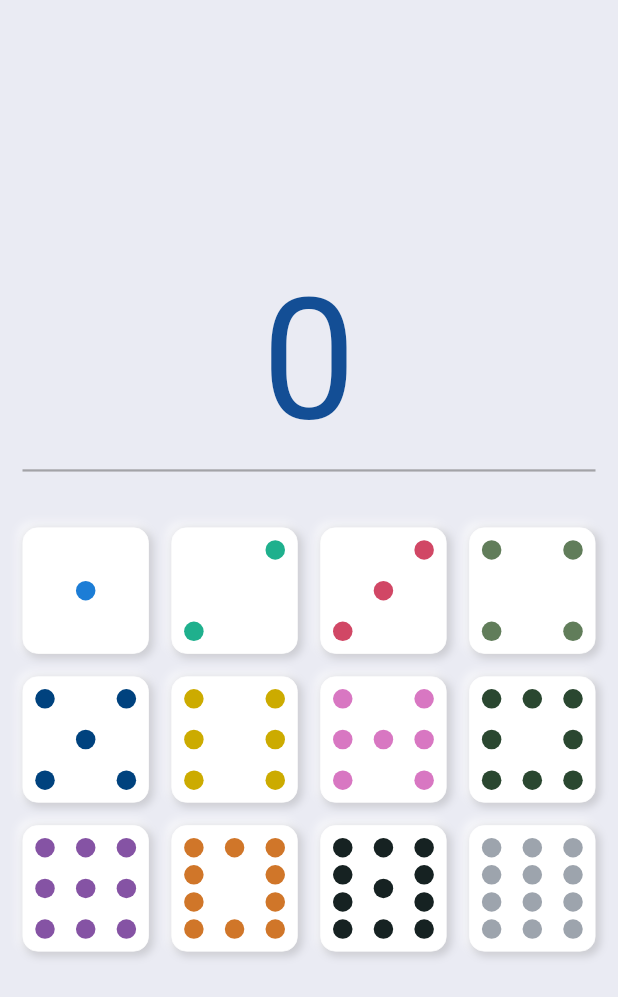
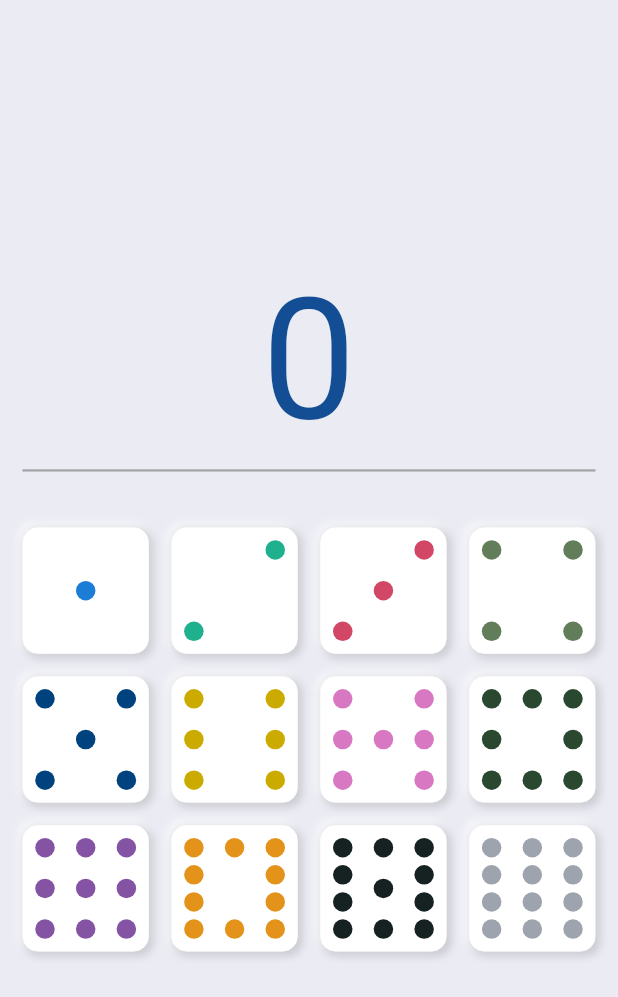
Before and after one commit to esron/mexican_calculator, a Flutter app: the screen it shows after launch, on a phone screen of 412 x 824 dp. Shown: the top 997 px of the screen. Run offline on Flutter 3.47's test engine with Material 2 defaults, Android fonts, the light colour scheme and no system bars.

Commit message:
Changes the color of the dominoe ten

```diff
--- a/lib/widgets/domino_piece.dart
+++ b/lib/widgets/domino_piece.dart
@@ -688,7 +688,7 @@ class DominoTen extends StatelessWidget {
               height: 13,
               width: 13,
               decoration: BoxDecoration(
-                color: Color(0xFFd07629),
+                color: Color(0xFFE4931A),
                 shape: BoxShape.circle,
               ),
             ),
@@ -696,7 +696,7 @@ class DominoTen extends StatelessWidget {
               height: 13,
               width: 13,
               decoration: BoxDecoration(
-                color: Color(0xFFd07629),
+                color: Color(0xFFE4931A),
                 shape: BoxShape.circle,
               ),
             ),
@@ -704,7 +704,7 @@ class DominoTen extends StatelessWidget {
               height: 13,
               width: 13,
               decoration: BoxDecoration(
-                color: Color(0xFFd07629),
+                color: Color(0xFFE4931A),
                 shape: BoxShape.circle,
               ),
             ),
@@ -712,7 +712,7 @@ class DominoTen extends StatelessWidget {
               height: 13,
               width: 13,
               decoration: BoxDecoration(
-                color: Color(0xFFd07629),
+                color: Color(0xFFE4931A),
                 shape: BoxShape.circle,
               ),
             ),
@@ -725,7 +725,7 @@ class DominoTen extends StatelessWidget {
               height: 13,
               width: 13,
               decoration: BoxDecoration(
-                color: Color(0xFFd07629),
+                color: Color(0xFFE4931A),
                 shape: BoxShape.circle,
               ),
             ),
@@ -733,7 +733,7 @@ class DominoTen extends StatelessWidget {
               height: 13,
               width: 13,
               decoration: BoxDecoration(
-                color: Color(0xFFd07629),
+                color: Color(0xFFE4931A),
                 shape: BoxShape.circle,
               ),
             ),
@@ -746,7 +746,7 @@ class DominoTen extends StatelessWidget {
               height: 13,
               width: 13,
               decoration: BoxDecoration(
-                color: Color(0xFFd07629),
+                color: Color(0xFFE4931A),
                 shape: BoxShape.circle,
               ),
             ),
@@ -754,7 +754,7 @@ class DominoTen extends StatelessWidget {
               height: 13,
               width: 13,
               decoration: BoxDecoration(
-                color: Color(0xFFd07629),
+                color: Color(0xFFE4931A),
                 shape: BoxShape.circle,
               ),
             ),
@@ -762,7 +762,7 @@ class DominoTen extends StatelessWidget {
               height: 13,
               width: 13,
               decoration: BoxDecoration(
-                color: Color(0xFFd07629),
+                color: Color(0xFFE4931A),
                 shape: BoxShape.circle,
               ),
             ),
@@ -770,7 +770,7 @@ class DominoTen extends StatelessWidget {
               height: 13,
               width: 13,
               decoration: BoxDecoration(
-                color: Color(0xFFd07629),
+                color: Color(0xFFE4931A),
                 shape: BoxShape.circle,
               ),
             ),
```
